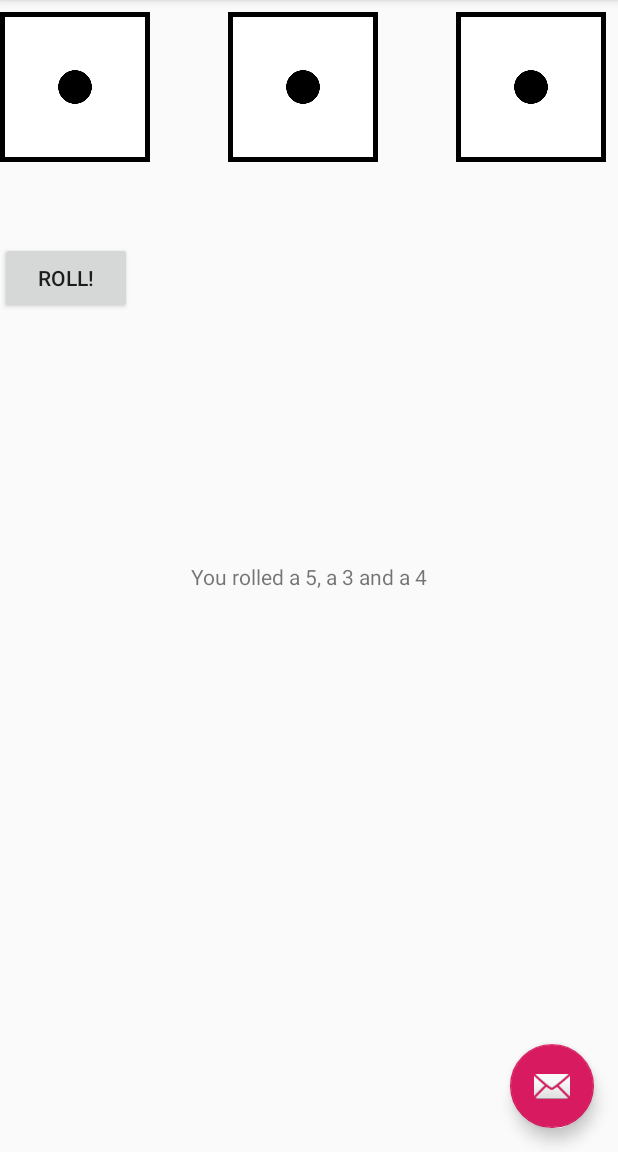
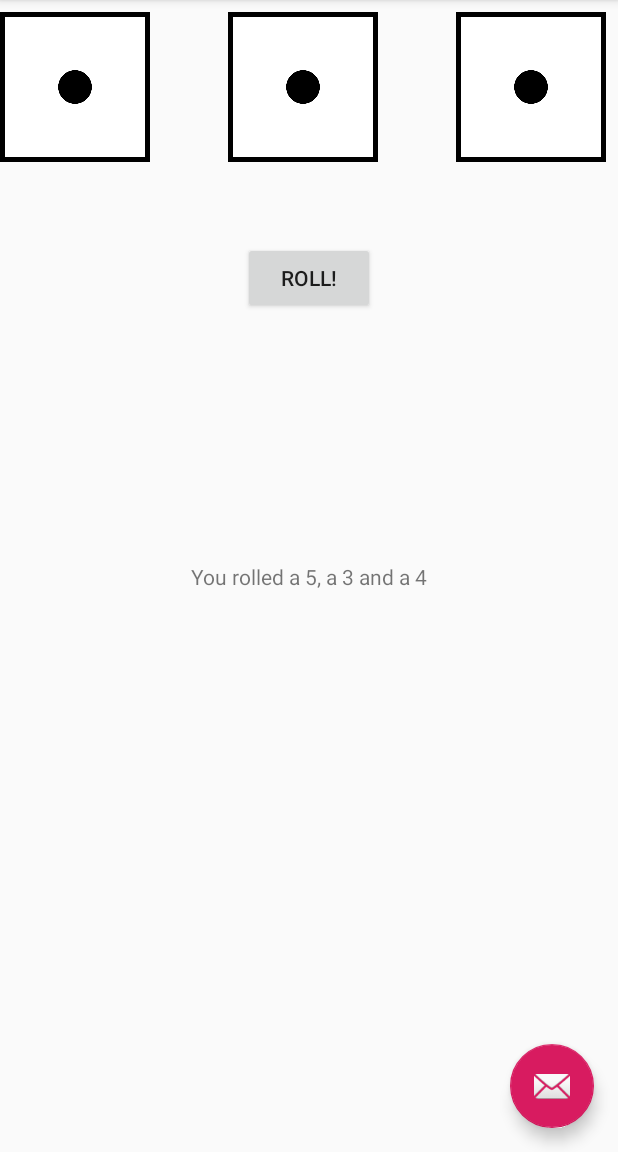
Before and after one commit to Michael-Bissinger/Dice-Roll-Android, an Android app: the screen it shows after launch (MainActivity), after a tap on "ROLL!", on a phone screen of 412 x 824 dp, the part 84-1236 px from its top. Run offline under Robolectric (Android 15) with nearby library versions, the phone set to English and light mode, and no system bars.

Commit message:
add more contraints to button

```diff
--- a/app/src/main/res/layout/content_main.xml
+++ b/app/src/main/res/layout/content_main.xml
@@ -27,13 +27,18 @@
         android:layout_width="wrap_content"
         android:layout_height="wrap_content"
         android:layout_below="@+id/die2Image"
+        android:layout_marginStart="8dp"
+        android:layout_marginLeft="8dp"
         android:layout_marginTop="4dp"
+        android:layout_marginEnd="8dp"
+        android:layout_marginRight="8dp"
         android:layout_marginBottom="8dp"
         android:onClick="rollDice"
         android:text="Roll!"
         app:layout_constraintBottom_toTopOf="@+id/rollResult"
-        app:layout_constraintTop_toTopOf="parent"
-        tools:layout_editor_absoluteX="161dp" />
+        app:layout_constraintEnd_toEndOf="parent"
+        app:layout_constraintStart_toStartOf="parent"
+        app:layout_constraintTop_toTopOf="parent" />
 
 
 <!--
```
